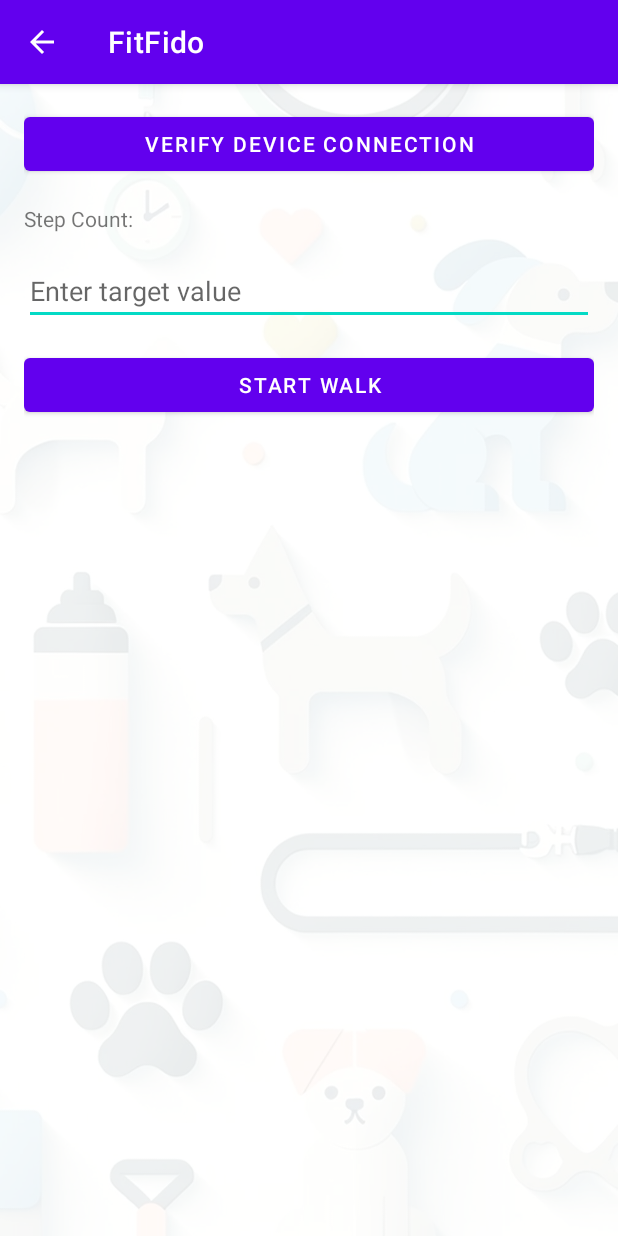
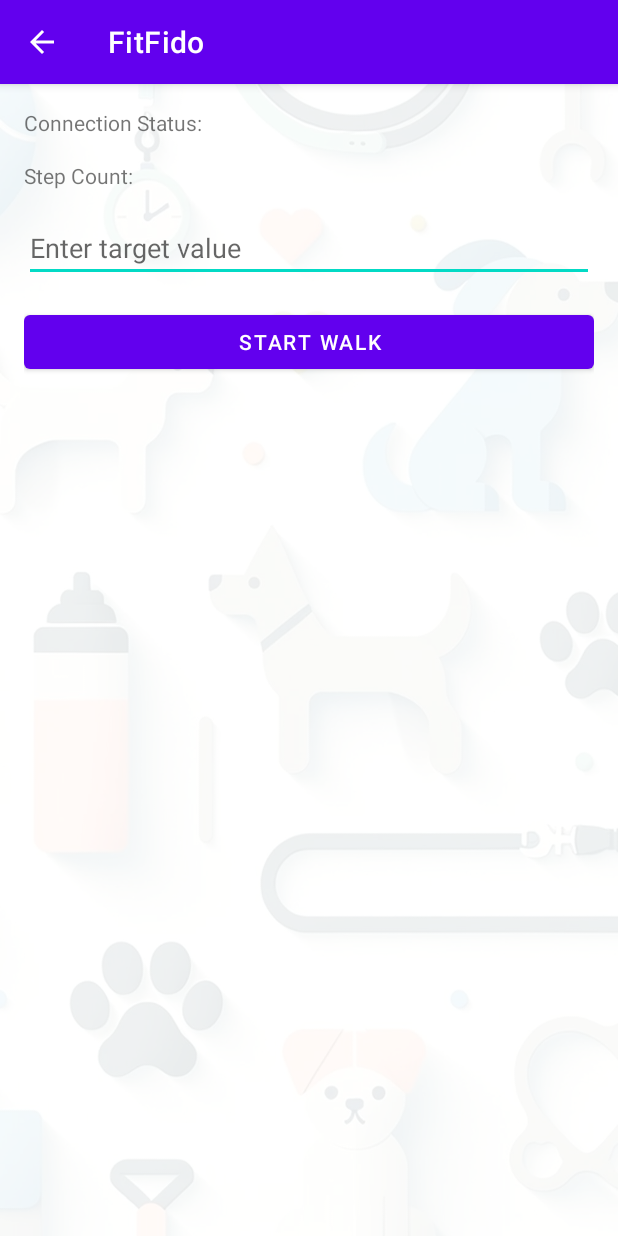
Before and after one commit to Omerros/IOT_final_project, an Android app: the StartWalkActivity screen opened directly, with no data from a screen before it, on a phone screen of 412 x 824 dp. Run offline under Robolectric (Android 15) with nearby library versions, the phone set to English and light mode, and no system bars; 1 statement that could not run was skipped.

Commit message:
StartWalkActivity: add connection status logic
add connection status logic to notify the use to which network
the collar is connected when starting a walk

```diff
--- a/app/src/main/java/com/example/chaquopy_tutorial/DogProfile.java
+++ b/app/src/main/java/com/example/chaquopy_tutorial/DogProfile.java
@@ -101,12 +101,10 @@ public class DogProfile implements Serializable {
         this.lightDark = lightDark;
     }
 
-    public String getWifi() {
-        return wifi;
-    }
+    public String getWifi() { return wifi; }
 
     public void setWifi(String wifi) {
-        this.name = wifi;
+        this.wifi = wifi;
     }
 
     public String toString() {
--- a/app/src/main/java/com/example/chaquopy_tutorial/StartWalkActivity.java
+++ b/app/src/main/java/com/example/chaquopy_tutorial/StartWalkActivity.java
@@ -21,9 +21,9 @@ import java.util.Map;
 
 public class StartWalkActivity extends AppCompatActivity {
 
-    private Button btnVerifyDeviceConnection;
     private Button btnStartWalk;
     private TextView tvStepCount;
+    private TextView tvConnectionStatus;
     private EditText etTargetValue;
     private long stepCount = 0;
     private long targetValue = 0;
@@ -39,13 +39,14 @@ public class StartWalkActivity extends AppCompatActivity {
         setContentView(R.layout.activity_start_walk);
         getSupportActionBar().setDisplayHomeAsUpEnabled(true);
 
-        btnVerifyDeviceConnection = findViewById(R.id.btnVerifyDeviceConnection);
         btnStartWalk = findViewById(R.id.btnStartWalk);
         tvStepCount = findViewById(R.id.tvStepCount);
+        tvConnectionStatus = findViewById(R.id.tvConnectionStatus);
         etTargetValue = findViewById(R.id.etTargetValue);
 
         Intent intent = getIntent();
         dogProfile = (DogProfile) intent.getSerializableExtra("dogProfile");
+        tvConnectionStatus.setText("Connection Status: " + dogProfile.getWifi());
 
         IntentFilter filter = new IntentFilter("DATA_UPDATED");
         receiver = new BroadcastReceiver() {
@@ -55,6 +56,7 @@ public class StartWalkActivity extends AppCompatActivity {
                 if (isWalkStarted && updatedDogProfiles != null) {
                     for (DogProfile updatedProfile : updatedDogProfiles) {
                         if (updatedProfile.getId() == dogProfile.getId()) {
+                            tvConnectionStatus.setText("Connection Status: " + updatedProfile.getWifi());
                             Map<String, List<Object>> deviceData = updatedProfile.getDeviceData();
                             if (deviceData != null) {
                                 for (Map.Entry<String, List<Object>> entry : deviceData.entrySet()) {
@@ -87,10 +89,6 @@ public class StartWalkActivity extends AppCompatActivity {
             }
         };
         registerReceiver(receiver, filter);
-
-        btnVerifyDeviceConnection.setOnClickListener(v -> {
-
-        });
 
         btnStartWalk.setOnClickListener(v -> startWalkActivity());
     }
--- a/app/src/main/res/layout/activity_start_walk.xml
+++ b/app/src/main/res/layout/activity_start_walk.xml
@@ -6,19 +6,11 @@
     android:orientation="vertical"
     android:padding="16dp">
 
-    <Button
-        android:id="@+id/btnVerifyDeviceConnection"
-        android:layout_width="match_parent"
-        android:layout_height="wrap_content"
-        android:text="Verify Device Connection"
-        android:layout_marginBottom="16dp"/>
-
     <TextView
         android:id="@+id/tvConnectionStatus"
         android:layout_width="match_parent"
         android:layout_height="wrap_content"
         android:text="Connection Status: "
-        android:visibility="gone"
         android:layout_marginBottom="16dp"/>
 
     <TextView
```
